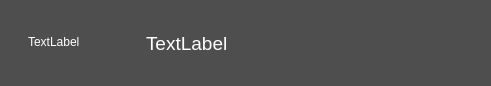
First picture: the form in Dialogshutdown.ui, repository noodleBin/Tram_DMI, before the edit.
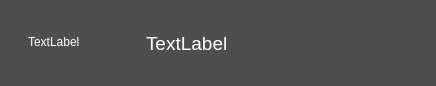
Second picture: the form after the edit.

What changed in the file:
```diff
--- a/Dialogshutdown.ui
+++ b/Dialogshutdown.ui
@@ -6,7 +6,7 @@
    <rect>
     <x>0</x>
     <y>0</y>
-    <width>491</width>
+    <width>436</width>
     <height>86</height>
    </rect>
   </property>
```
